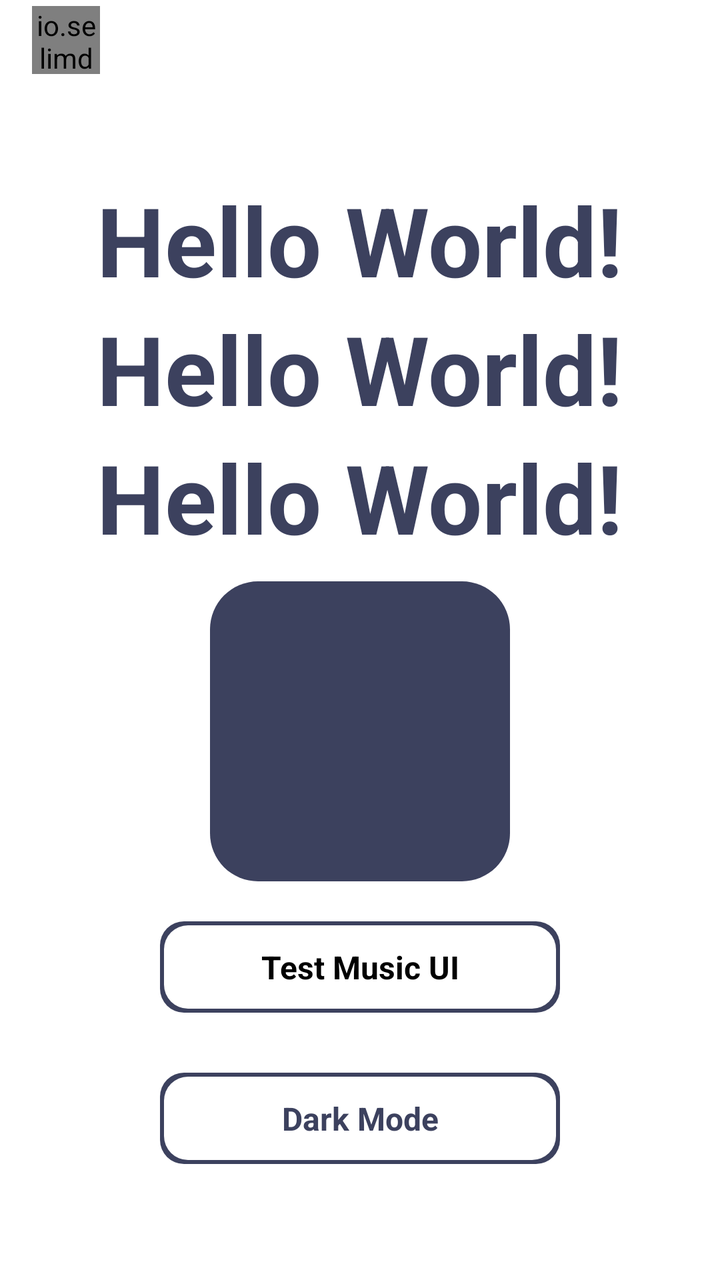
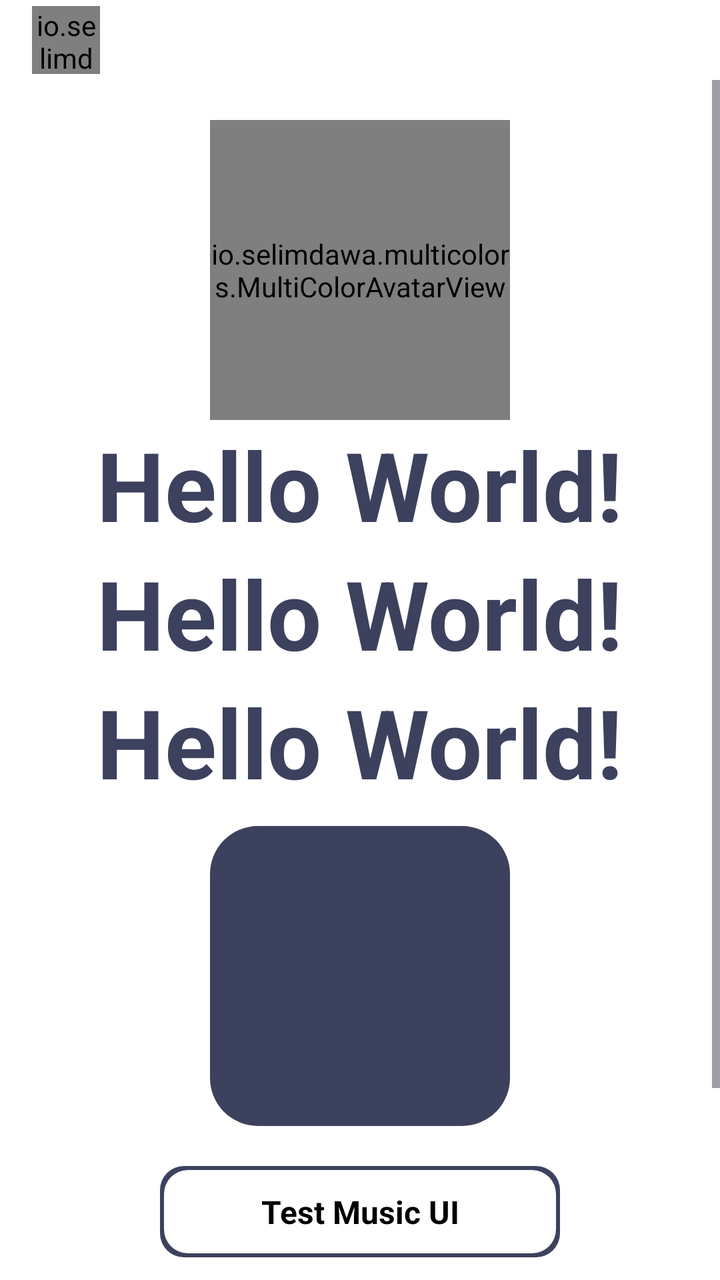

An Android layout rendered at two revisions. The XML below is the earlier revision; the diff shows what the commit changed to produce the second picture.
<!-- AndroidManifest.xml: application theme Theme.MC.One -->
<!-- res/layout/activity_main.xml -->
<?xml version="1.0" encoding="utf-8"?>
<LinearLayout xmlns:android="http://schemas.android.com/apk/res/android"
    xmlns:app="http://schemas.android.com/apk/res-auto"
    android:layout_width="match_parent"
    android:layout_height="match_parent"
    android:background="?colorOnBackground"
    android:orientation="vertical">

    <include
        android:id="@+id/toolbar"
        layout="@layout/toolbar_main" />

    <LinearLayout
        android:layout_width="match_parent"
        android:layout_height="match_parent"
        android:layout_gravity="center"
        android:gravity="center"
        android:orientation="vertical">

        <TextView
            android:layout_width="wrap_content"
            android:layout_height="wrap_content"
            android:layout_gravity="center"
            android:gravity="center"
            android:text="Hello World!"
            android:textColor="?mc_track"
            android:textSize="48sp"
            android:textStyle="bold" />

        <TextView
            android:layout_width="wrap_content"
            android:layout_height="wrap_content"
            android:layout_gravity="center"
            android:gravity="center"
            android:text="Hello World!"
            android:textColor="?mc_tick"
            android:textSize="48sp"
            android:textStyle="bold" />

        <TextView
            android:layout_width="wrap_content"
            android:layout_height="wrap_content"
            android:layout_gravity="center"
            android:gravity="center"
            android:text="Hello World!"
            android:textColor="?mc_track"
            android:textSize="48sp"
            android:textStyle="bold" />

        <com.google.android.material.card.MaterialCardView
            android:layout_width="150dp"
            android:layout_height="150dp"
            android:layout_marginTop="10dp"
            app:cardCornerRadius="24dp"
            app:cardElevation="0dp"
            app:cardPreventCornerOverlap="true"
            app:strokeWidth="0dp">

            <View
                android:layout_width="match_parent"
                android:layout_height="match_parent"
                android:background="?mc_bg" />

        </com.google.android.material.card.MaterialCardView>

        <FrameLayout
            android:id="@+id/trans"
            android:layout_width="200dp"
            android:layout_height="wrap_content"
            android:layout_margin="20dp"
            android:background="@drawable/background_border"
            android:clickable="true"
            android:focusable="true"
            android:foreground="?selectableItemBackground">

            <TextView
                android:layout_width="match_parent"
                android:layout_height="wrap_content"
                android:gravity="center"
                android:padding="12dp"
                android:text="@string/test_music_ui"
                android:textColor="?colorError"
                android:textSize="16sp"
                android:textStyle="bold" />

        </FrameLayout>

        <FrameLayout
            android:id="@+id/btnNightMode"
            android:layout_width="200dp"
            android:layout_height="wrap_content"
            android:layout_margin="10dp"
            android:background="@drawable/background_border"
            android:clickable="true"
            android:focusable="true"
            android:foreground="?selectableItemBackground">

            <TextView
                android:id="@+id/tvNightMode"
                android:layout_width="match_parent"
                android:layout_height="wrap_content"
                android:gravity="center"
                android:padding="12dp"
                android:text="@string/dark_mode"
                android:textColor="?mc_track"
                android:textSize="16sp"
                android:textStyle="bold" />

        </FrameLayout>

    </LinearLayout>

</LinearLayout>
<!-- res/layout/toolbar_main.xml (included above) -->
<?xml version="1.0" encoding="utf-8"?>
<LinearLayout xmlns:android="http://schemas.android.com/apk/res/android"
    android:id="@+id/card"
    android:layout_width="match_parent"
    android:layout_height="40dp"
    android:background="?colorOnBackground"
    android:gravity="center_vertical"
    android:orientation="horizontal"
    android:paddingStart="16dp"
    android:paddingEnd="16dp">

    <io.selimdawa.multicolors.MultiColorButton
        android:layout_width="34dp"
        android:layout_height="34dp" />

</LinearLayout>
<!-- resources referenced by this layout -->
<resources>
  <!-- drawable background_border (drawable) -->
  <?xml version="1.0" encoding="utf-8"?>
  <layer-list xmlns:android="http://schemas.android.com/apk/res/android">
      <item>
          <shape android:shape="rectangle">
              <gradient
                  android:angle="45"
                  android:endColor="?mc_tick"
                  android:startColor="?mc_track"
                  android:type="linear" />
              <corners android:radius="12dp" />
          </shape>
      </item>
      <item
          android:bottom="2dp"
          android:left="2dp"
          android:right="2dp"
          android:top="2dp">
          <shape android:shape="rectangle">
              <solid android:color="?attr/colorOnBackground" />
              <corners android:radius="12dp" />
          </shape>
      </item>
  </layer-list>
  <string name="dark_mode">Dark Mode</string>
  <string name="test_music_ui">Test Music UI</string>
  <style name="Theme.MC.One" parent="MC_Base_Theme">
          <item name="mc_bg">@color/mc_basic_light</item>
          <item name="mc_tick">@color/mc_basic_light</item>
          <item name="mc_track">@color/mc_basic_light</item>
      </style>
  <style name="MC_Base_Theme" parent="Theme.Material3.DayNight.NoActionBar">
          <item name="android:statusBarColor">@color/mc_white</item>
          <item name="android:windowLightStatusBar">true</item>
          <item name="android:navigationBarColor">@color/mc_white</item>
          <item name="android:windowLightNavigationBar" tools:targetApi="o_mr1">true</item>
          <item name="android:windowBackground">?colorOnBackground</item>
          <item name="android:forceDarkAllowed" tools:targetApi="q">false</item>
          <item name="colorControlActivated">@color/mc_dark</item>
          <item name="checkboxStyle">@style/Widget.App.CheckBox</item>
          <item name="colorPrimary">@color/mc_colorPrimary</item>
          <item name="colorOnBackground">@color/mc_white</item>
          <item name="colorError">@color/mc_dark</item>
          <item name="mc_bg">@color/mc_basic_light</item>
          <item name="mc_tick">@color/mc_basic_light</item>
          <item name="mc_track">@color/mc_basic_light</item>
          <item name="mc_center">@color/mc_basic_light</item>
      </style>
  <color name="mc_basic_light">#3c415e</color>
  <color name="mc_white">#ffffff</color>
  <color name="mc_dark">#000000</color>
  <style name="Widget.App.CheckBox" parent="Widget.Material3.CompoundButton.CheckBox">
          
          <item name="buttonTint">@color/mc_dark</item>
      </style>
  <color name="mc_colorPrimary">#fff</color>
</resources>

<!-- the commit's change to res/layout/activity_main.xml (unified diff, before → after) -->
@@ -10,14 +10,31 @@
         android:id="@+id/toolbar"
         layout="@layout/toolbar_main" />
 
-    <LinearLayout
+    <ScrollView
         android:layout_width="match_parent"
         android:layout_height="match_parent"
-        android:layout_gravity="center"
-        android:gravity="center"
-        android:orientation="vertical">
+        android:fillViewport="true">
 
-        <TextView
+        <LinearLayout
+            android:layout_width="match_parent"
+            android:layout_height="wrap_content"
+            android:gravity="center"
+            android:orientation="vertical"
+            android:paddingBottom="40dp">
+
+            
+            <io.selimdawa.multicolors.MultiColorAvatarView
+                android:id="@+id/colorfulAvatar"
+                android:layout_width="150dp"
+                android:layout_height="150dp"
+                android:layout_marginTop="20dp"
+                app:mc_animate_border="true"
+                app:mc_animate_image="false"
+                app:mc_border_rotation_duration="3000"
+                app:mc_border_thickness="6dp"
+                app:mc_use_rainbow="true" />
+
+            <TextView
             android:layout_width="wrap_content"
             android:layout_height="wrap_content"
             android:layout_gravity="center"
@@ -110,6 +127,8 @@
 
     </LinearLayout>
 
+    </ScrollView>
+
 </LinearLayout>
 <!-- res/layout/toolbar_main.xml (included above) -->
 <?xml version="1.0" encoding="utf-8"?>
